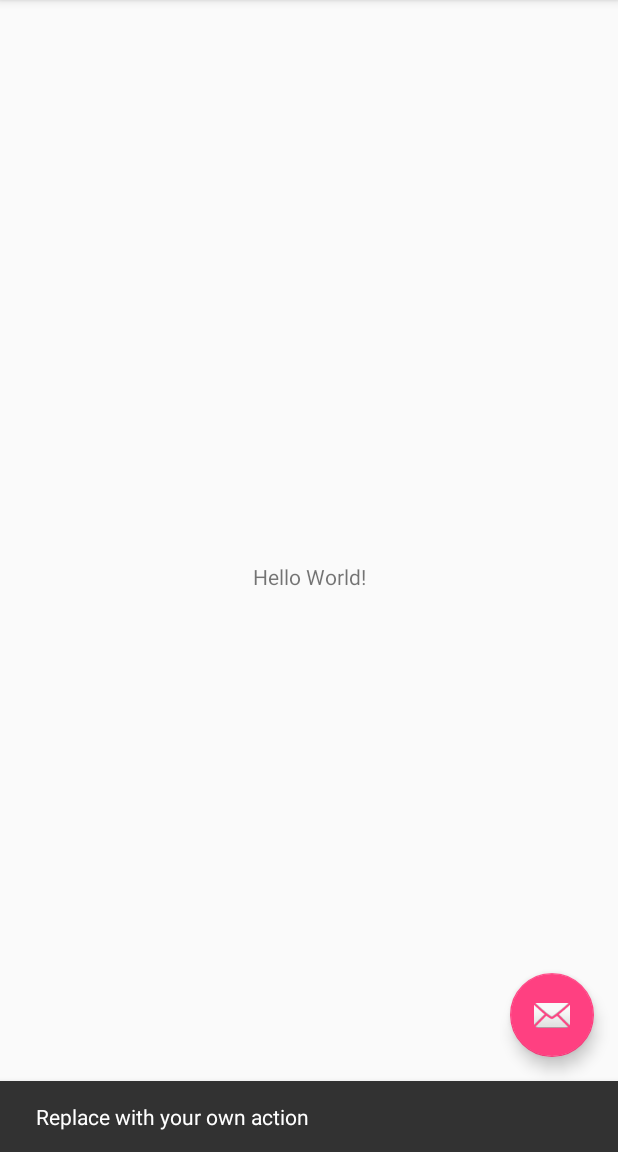
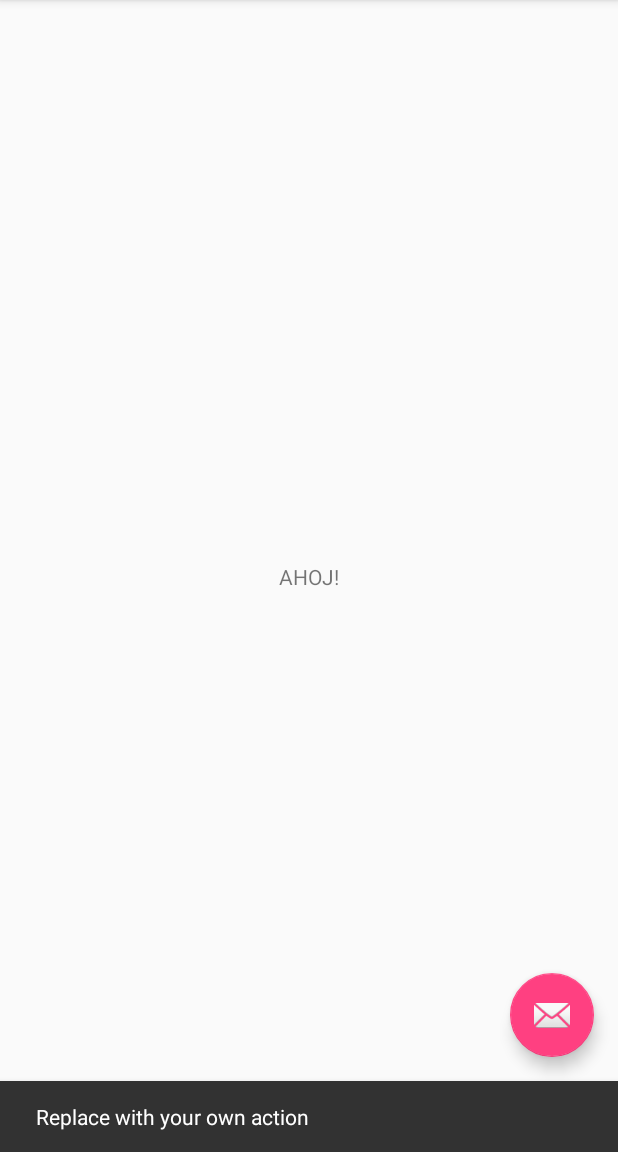
Before and after one commit to Peter13051994/InTaxi2, an Android app: the screen it shows after launch (MyActivity), after a tap on an icon or button, on a phone screen of 412 x 824 dp, the part 84-1236 px from its top. Run offline under Robolectric (Android 15) with nearby library versions, the phone set to English and light mode, and no system bars.

Commit message:
Update content_my.xml

```diff
--- a/app/src/main/res/layout/content_my.xml
+++ b/app/src/main/res/layout/content_my.xml
@@ -11,7 +11,7 @@
     <TextView
         android:layout_width="wrap_content"
         android:layout_height="wrap_content"
-        android:text="Hello World!"
+        android:text="AHOJ!"
         app:layout_constraintBottom_toBottomOf="parent"
         app:layout_constraintLeft_toLeftOf="parent"
         app:layout_constraintRight_toRightOf="parent"
```
